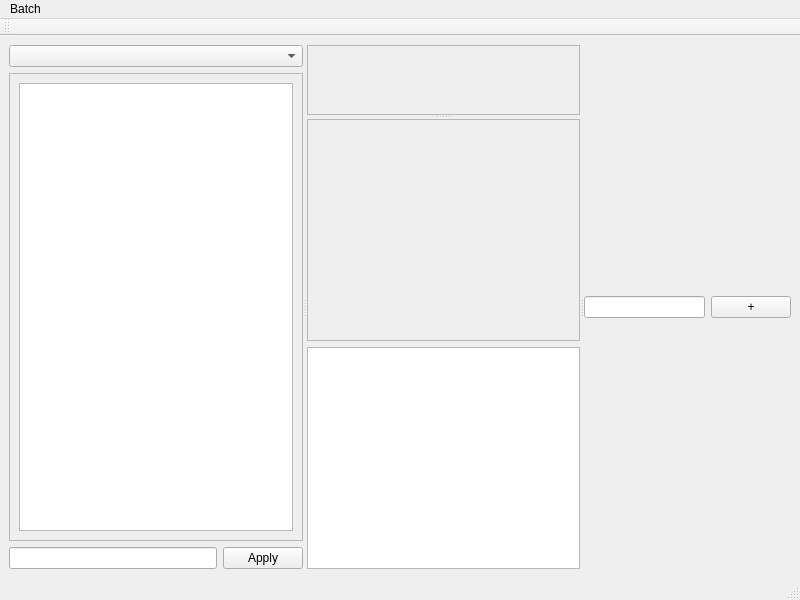
buganini/cluto, file ctie/ctie.ui: the form before one commit.
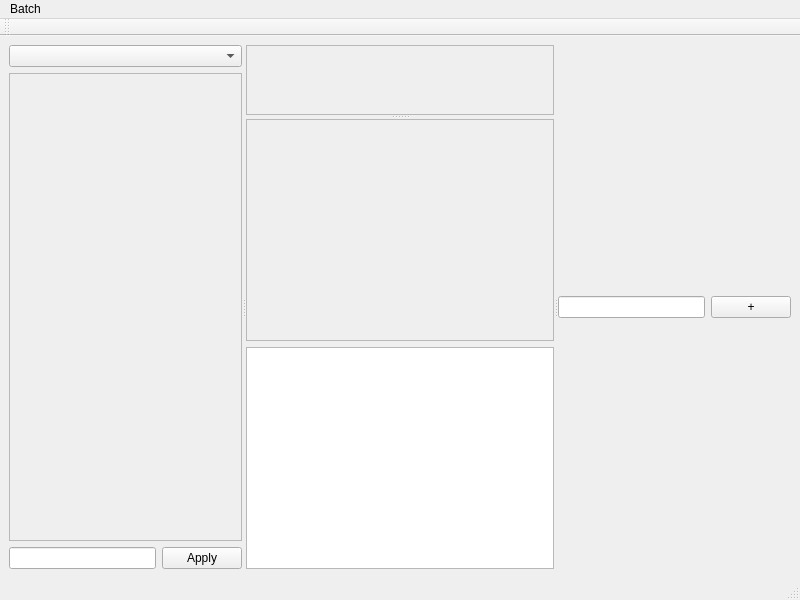
The form after the commit.

Commit message: QtGui: rewrite item list with QVBoxLayout

```diff
--- a/ctie/ctie.ui
+++ b/ctie/ctie.ui
@@ -20,7 +20,7 @@
       <property name="orientation">
        <enum>Qt::Horizontal</enum>
       </property>
-      <widget class="QWidget" name="">
+      <widget class="QWidget" name="layoutWidget">
        <layout class="QVBoxLayout" name="verticalLayout_3">
         <item>
          <layout class="QVBoxLayout" name="verticalLayout_4">
@@ -37,13 +37,13 @@
               <rect>
                <x>0</x>
                <y>0</y>
-               <width>282</width>
-               <height>460</height>
+               <width>246</width>
+               <height>436</height>
               </rect>
              </property>
              <layout class="QVBoxLayout" name="verticalLayout_9">
               <item>
-               <widget class="QListView" name="listView"/>
+               <layout class="QVBoxLayout" name="itemList"/>
               </item>
              </layout>
             </widget>
@@ -80,8 +80,8 @@
           <rect>
            <x>0</x>
            <y>0</y>
-           <width>262</width>
-           <height>57</height>
+           <width>266</width>
+           <height>76</height>
           </rect>
          </property>
         </widget>
@@ -98,8 +98,8 @@
              <rect>
               <x>0</x>
               <y>0</y>
-              <width>260</width>
-              <height>224</height>
+              <width>264</width>
+              <height>210</height>
              </rect>
             </property>
            </widget>
@@ -111,7 +111,7 @@
         </layout>
        </widget>
       </widget>
-      <widget class="QWidget" name="">
+      <widget class="QWidget" name="layoutWidget">
        <layout class="QVBoxLayout" name="verticalLayout_7">
         <item>
          <layout class="QHBoxLayout" name="horizontalLayout_8">
```
Left out of the diff: 7 changed lines with no effect on the pictures. The commit also changes 3 other files.
